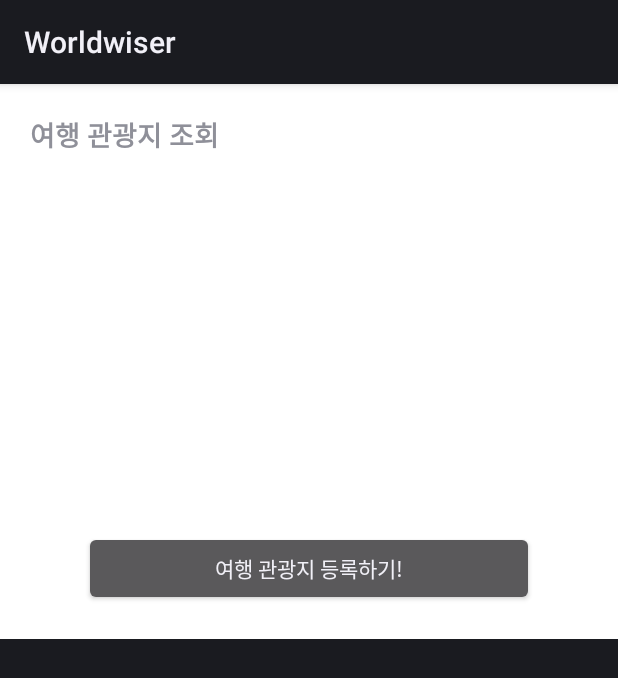
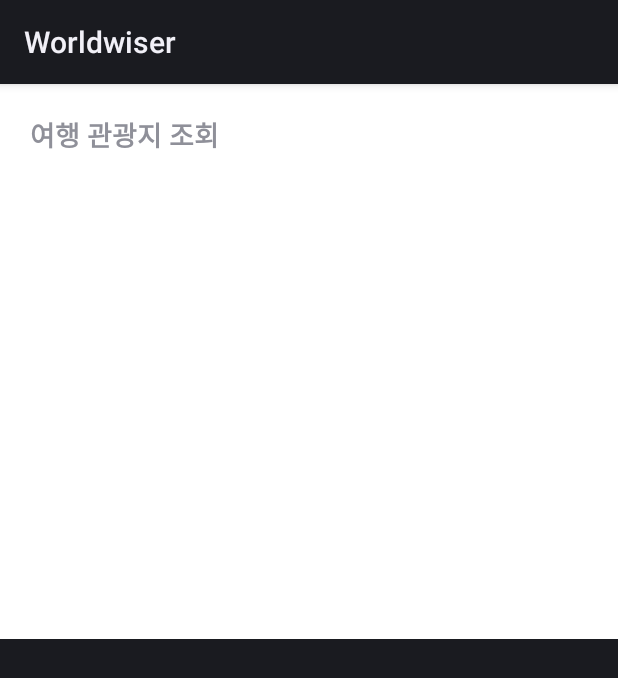
Before and after one commit to hyunho4532/WorldWiser-V2, an Android app: the layout dialog_tour_spots_select.xml on its own in the app's theme, with its tools: preview values and no code run, on a phone screen of 412 x 824 dp. Shown: the top 678 px of the screen. Run offline under Robolectric (Android 15) with nearby library versions, the phone set to English and light mode, and no system bars.

Commit message:
2024-05-22 특정 관광지 조회 마커 찍기 구현 중 (Adapter CustomDialog 생성, DataBinding 연결, ViewModel 정의 및 입력 후 xml에 연결

```diff
--- a/app/src/main/java/com/hyun/worldwiser/ui/fragment/ProfileFragment.kt
+++ b/app/src/main/java/com/hyun/worldwiser/ui/fragment/ProfileFragment.kt
@@ -13,7 +13,6 @@ import android.view.LayoutInflater
 import android.view.View
 import android.view.ViewGroup
 import android.widget.Toast
-import androidx.activity.result.contract.ActivityResultContracts
 import androidx.databinding.DataBindingUtil
 import androidx.lifecycle.ViewModelProvider
 import androidx.recyclerview.widget.ItemTouchHelper
@@ -36,6 +35,7 @@ import com.hyun.worldwiser.util.IntentFilter
 import com.hyun.worldwiser.viewmodel.DateTimeFormatterViewModel
 import com.hyun.worldwiser.viewmodel.ProfileInformationViewModel
 import com.hyun.worldwiser.viewmodel.ProfileSelectViewModel
+import com.hyun.worldwiser.viewmodel.TourSpotsSelectViewModel
 import java.lang.Exception
 import java.time.format.DateTimeFormatter
 
@@ -70,6 +70,7 @@ class ProfileFragment : Fragment() {
 
         val profileSelectViewModel: ProfileSelectViewModel = ViewModelProvider(this)[ProfileSelectViewModel::class.java]
         val profileInformationViewModel: ProfileInformationViewModel = ViewModelProvider(this)[ProfileInformationViewModel::class.java]
+        val tourSpotsSelectViewModel: TourSpotsSelectViewModel = ViewModelProvider(this)[TourSpotsSelectViewModel::class.java]
 
         val travelList = ArrayList<Travel>()
         val popularTourSpotsList = ArrayList<UserTourSpots>()
@@ -141,7 +142,7 @@ class ProfileFragment : Fragment() {
                             val userTourSpots = UserTourSpots(spotsTitle, popularSpotsImageUrl, spotsAddress)
                             popularTourSpotsList.add(userTourSpots)
 
-                            fragmentProfileBinding.popularSpotsRecyclerView.adapter = UserPopularTourSpotsAdapter(requireContext(), popularTourSpotsList)
+                            fragmentProfileBinding.popularSpotsRecyclerView.adapter = UserPopularTourSpotsAdapter(requireContext(), requireActivity(), popularTourSpotsList, tourSpotsSelectViewModel,)
                             fragmentProfileBinding.popularSpotsRecyclerView.layoutManager = LinearLayoutManager(requireContext())
 
                         } catch (e: Exception) {
--- a/app/src/main/res/layout/dialog_tour_spots_select.xml
+++ b/app/src/main/res/layout/dialog_tour_spots_select.xml
@@ -5,8 +5,8 @@
 
     <data>
         <variable
-            name="userSpotsPopularModel"
-            type="com.hyun.worldwiser.viewmodel.GoogleMapLocationViewModel" />
+            name="tourSpotsSelectViewModel"
+            type="com.hyun.worldwiser.viewmodel.TourSpotsSelectViewModel" />
     </data>
 
     <androidx.constraintlayout.widget.ConstraintLayout
@@ -34,39 +34,17 @@
             android:layout_height="wrap_content"
             android:layout_marginTop="40dp"
             android:textSize="14sp"
-            android:text="@{userSpotsPopularModel.popularSpotsData.title}"
+            android:text="@{tourSpotsSelectViewModel.tourSpotsTitle}"
             app:layout_constraintStart_toStartOf="@+id/tv_tour_spot_dialog_main_title"
             app:layout_constraintTop_toBottomOf="@+id/tv_tour_spot_dialog_main_title" />
 
-        <TextView
-            android:id="@+id/tv_tour_spot_dialog_address"
-            android:layout_width="wrap_content"
-            android:layout_height="wrap_content"
+        <FrameLayout
+            android:id="@+id/map"
+            android:layout_width="380dp"
+            android:layout_height="220dp"
             android:layout_marginTop="16dp"
-            android:textSize="11sp"
-            android:text="@{userSpotsPopularModel.popularSpotsData.address}"
             app:layout_constraintStart_toStartOf="@+id/tv_tour_spot_dialog_title"
             app:layout_constraintTop_toBottomOf="@+id/tv_tour_spot_dialog_title" />
 
-        <ImageView
-            android:id="@+id/iv_tour_spot_dialog_imageUrl"
-            android:layout_width="230dp"
-            android:layout_height="120dp"
-            android:layout_marginTop="16dp"
-            android:scaleType="centerCrop"
-            app:layout_constraintStart_toStartOf="@+id/tv_tour_spot_dialog_address"
-            app:layout_constraintTop_toBottomOf="@+id/tv_tour_spot_dialog_address" />
-
-        <Button
-            android:id="@+id/btn_tour_spot_insert"
-            android:layout_width="300dp"
-            android:layout_height="50dp"
-            android:layout_marginTop="24dp"
-            android:gravity="center"
-            android:text="여행 관광지 등록하기!"
-            app:layout_constraintEnd_toEndOf="parent"
-            app:layout_constraintStart_toStartOf="@+id/iv_tour_spot_dialog_imageUrl"
-            app:layout_constraintTop_toBottomOf="@+id/iv_tour_spot_dialog_imageUrl" />
-
     </androidx.constraintlayout.widget.ConstraintLayout>
 </layout>
```
Also changed, not shown: app/src/main/java/com/hyun/worldwiser/adapter/UserPopularTourSpotsAdapter.kt (+67 -21 lines), app/src/main/java/com/hyun/worldwiser/viewmodel/TourSpotsSelectViewModel.kt (added, +13 -0 lines).
